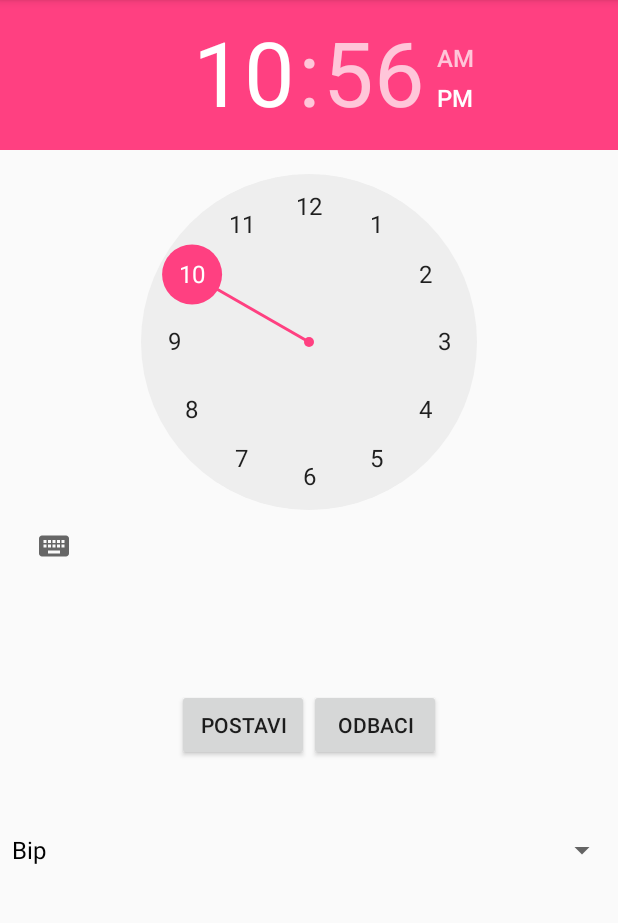
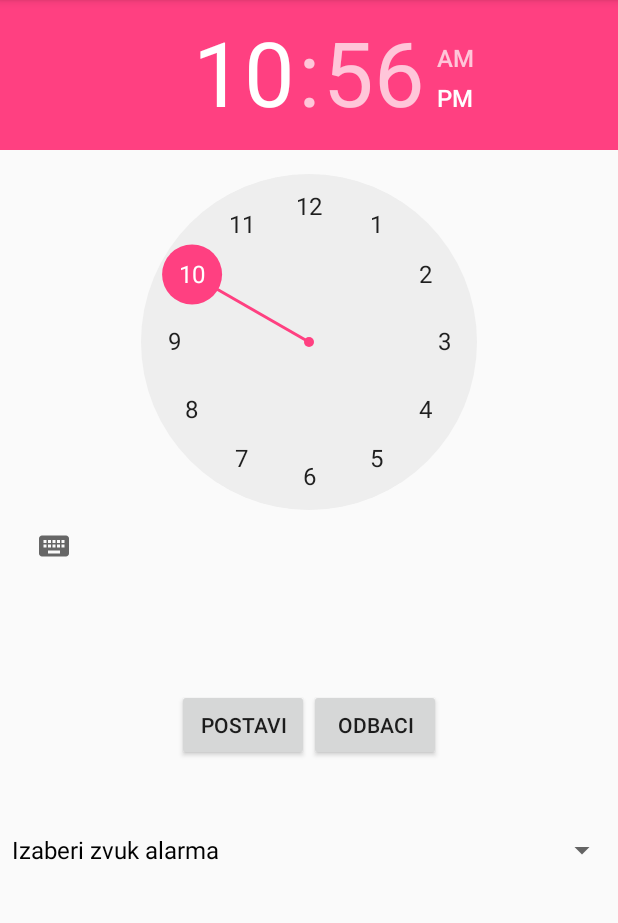
Before and after one commit to sebbonaut/Budilica, an Android app: the screen it shows after launch (MainActivity), on a phone screen of 412 x 824 dp, the part 84-1007 px from its top. Run offline under Robolectric (Android 15) with nearby library versions, the phone set to English and light mode, and no system bars.

Commit message:
Spinner (nastavak rada...)

```diff
--- a/app/src/main/java/com/example/sehorva/budilica/MainActivity.java
+++ b/app/src/main/java/com/example/sehorva/budilica/MainActivity.java
@@ -31,7 +31,7 @@ public class MainActivity extends AppCompatActivity implements AdapterView.OnIte
 
     //za stvaranje alarm managera
     PendingIntent pending_intent;
-    long choose_alarm_sound;
+    int choose_alarm_sound;
 
     @Override
     protected void onCreate(Bundle savedInstanceState) {
@@ -176,7 +176,7 @@ public class MainActivity extends AppCompatActivity implements AdapterView.OnIte
 
         //koji id je izabran iz spinnera
         Toast.makeText(this, "spinner item je "+id, Toast.LENGTH_SHORT).show();
-        choose_alarm_sound = id;
+        choose_alarm_sound = (int) id;
     }
 
     @Override
--- a/app/src/main/res/values/strings.xml
+++ b/app/src/main/res/values/strings.xml
@@ -3,6 +3,7 @@
     <string name="action_settings">Settings</string>
 
     <string-array name="budilica_niz">
+        <item>Izaberi zvuk alarma</item>
         <item>Bip</item>
         <item>Glasni</item>
         <item>Laganini</item>
```
Also changed, not shown: app/src/main/java/com/example/sehorva/budilica/Alarm_Receiver.java (+5 -2 lines), app/src/main/java/com/example/sehorva/budilica/RingtonePlayingService.java (+6 -1 lines).
